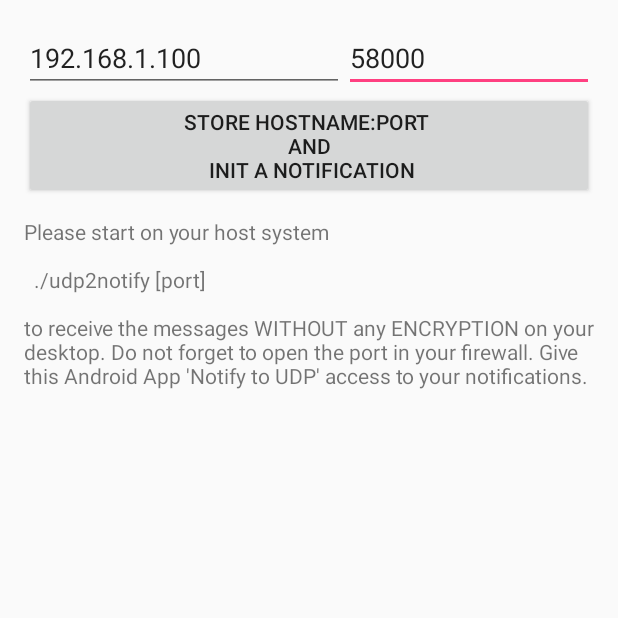
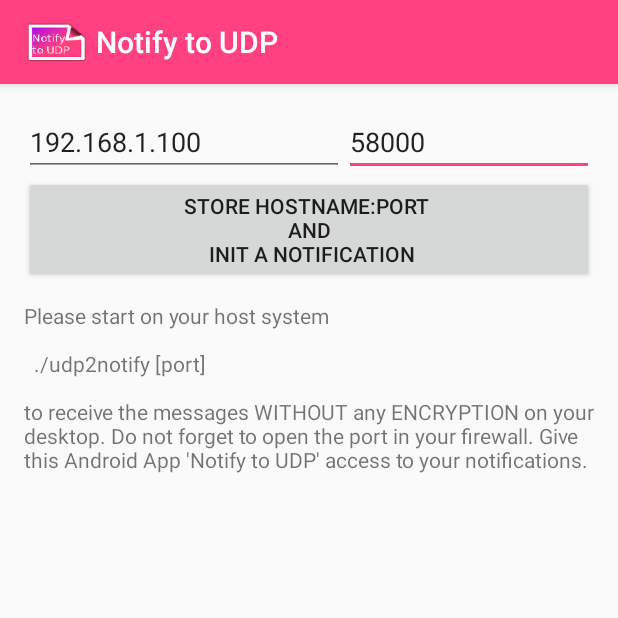
Before and after one commit to no-go/Notify2UDP, an Android app: the screen it shows after launch (MainActivity), after a tap on an icon or button, on a phone screen of 412 x 824 dp, the top half of it. Run offline under Robolectric (Android 15) with nearby library versions, the phone set to English and light mode, and no system bars.

Commit message:
better style

```diff
--- a/app/src/main/java/click/dummer/notiviewer/MainActivity.java
+++ b/app/src/main/java/click/dummer/notiviewer/MainActivity.java
@@ -1,6 +1,5 @@
 package click.dummer.notiviewer;
 
-import android.app.Activity;
 import android.app.NotificationManager;
 import android.content.BroadcastReceiver;
 import android.content.Context;
@@ -9,12 +8,12 @@ import android.content.IntentFilter;
 import android.content.SharedPreferences;
 import android.os.Bundle;
 import android.support.v4.app.NotificationCompat;
+import android.support.v7.app.AppCompatActivity;
 import android.view.View;
-import android.widget.Button;
 import android.widget.EditText;
 import android.widget.TextView;
 
-public class MainActivity extends Activity {
+public class MainActivity extends AppCompatActivity {
 
     private TextView txtView;
     private EditText hostName;
@@ -32,6 +31,8 @@ public class MainActivity extends Activity {
         mPreferences = getSharedPreferences(getString(R.string.app_name), MODE_PRIVATE);
         hostName = (EditText) findViewById(R.id.hostEdit);
         portEdit = (EditText) findViewById(R.id.portEdit);
+        getSupportActionBar().setDisplayShowHomeEnabled(true);
+        getSupportActionBar().setIcon(R.mipmap.ic_launcher);
     }
 
     @Override
@@ -77,9 +78,9 @@ public class MainActivity extends Activity {
         NotificationManager nManager = (NotificationManager) getSystemService(NOTIFICATION_SERVICE);
         NotificationCompat.Builder ncomp = new NotificationCompat.Builder(this);
         ncomp.setContentTitle(getString(R.string.app_name));
-        ncomp.setContentText("Notification Example");
+        ncomp.setContentText("I am the Ticker");
         ncomp.setTicker("I am the Ticker");
-        ncomp.setSmallIcon(android.R.drawable.btn_dialog);
+        ncomp.setSmallIcon(R.mipmap.ic_launcher);
         ncomp.setAutoCancel(true);
         nManager.notify((int)System.currentTimeMillis(), ncomp.build());
     }
--- a/app/src/main/java/click/dummer/notiviewer/NotificationService.java
+++ b/app/src/main/java/click/dummer/notiviewer/NotificationService.java
@@ -52,6 +52,14 @@ public class NotificationService extends NotificationListenerService {
             if (android.os.Build.VERSION.SDK_INT >= android.os.Build.VERSION_CODES.KITKAT) {
                 extras = noti.extras;
                 title = extras.getString(Notification.EXTRA_TITLE);
+                String dummy = extras.getString(Notification.EXTRA_TEXT);
+                if (dummy != null && dummy.length()> 40) {
+                    msg = dummy;
+                }
+                dummy = extras.getString(Notification.EXTRA_BIG_TEXT);
+                if (dummy != null && dummy.length()> 40) {
+                    msg = dummy;
+                }
             }
             if (msg.startsWith(title)) {
                 msg = msg.replaceFirst(title, "").substring(2);
--- a/app/src/main/res/layout/activity_main.xml
+++ b/app/src/main/res/layout/activity_main.xml
@@ -40,7 +40,8 @@
         android:onClick="buttonClicked"
         android:layout_below="@+id/hostEdit"
         android:layout_alignParentStart="true"
-        android:layout_alignParentEnd="true" />
+        android:layout_alignParentEnd="true" >
+    </Button>
 
     <ScrollView
         android:layout_width="match_parent"
--- a/app/src/main/res/values/colors.xml
+++ b/app/src/main/res/values/colors.xml
@@ -1,6 +1,5 @@
 <?xml version="1.0" encoding="utf-8"?>
 <resources>
-    <color name="colorPrimary">#3F51B5</color>
-    <color name="colorPrimaryDark">#303F9F</color>
+    <color name="colorAccent2">#8F40FF</color>
     <color name="colorAccent">#FF4081</color>
 </resources>
--- a/app/src/main/res/values/styles.xml
+++ b/app/src/main/res/values/styles.xml
@@ -2,8 +2,8 @@
 
     <!-- Base application theme. -->
     <style name="AppTheme" parent="Theme.AppCompat.DayNight.DarkActionBar">
-        <item name="colorPrimary">@color/colorPrimary</item>
-        <item name="colorPrimaryDark">@color/colorPrimaryDark</item>
+        <item name="colorPrimary">@color/colorAccent</item>
+        <item name="colorPrimaryDark">@color/colorAccent2</item>
         <item name="colorAccent">@color/colorAccent</item>
     </style>
 
```
Also changed, not shown: app/src/main/res/mipmap-xhdpi/ic_launcher.png, 3 other files.
